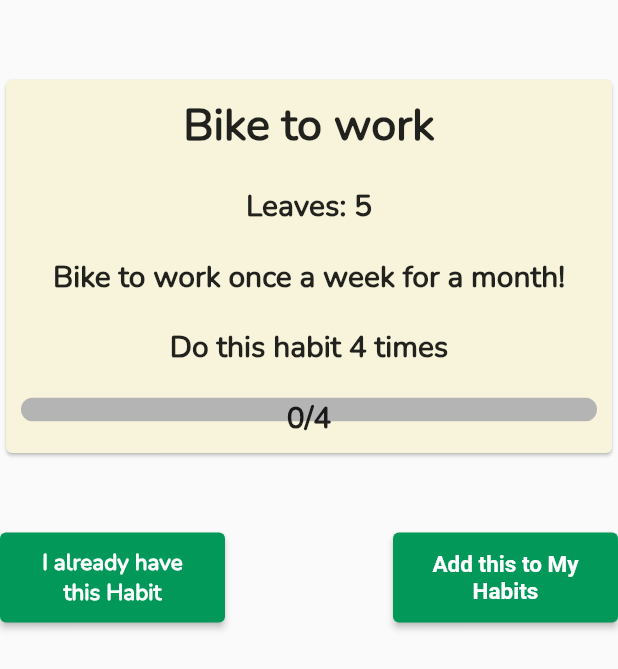
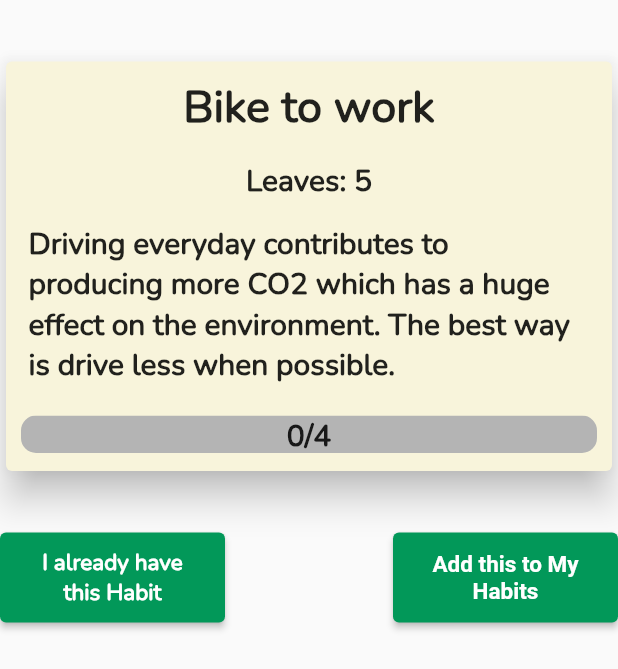
Before and after one commit to csc301-fall-2021/team-project-9-greenpeeps, a Flutter app: the AddHabit widget shown alone on an empty page, opened directly, on a phone screen of 412 x 824 dp. Shown: the top 669 px of the screen. Run offline on Flutter 3.47's test engine with Material 2 defaults, Android fonts, the phone set to English and light mode, and no system bars; our stand-ins replace cloud_firestore, firebase_auth, firebase_core, get, pie_chart; missing offline and left inert: cloud_firestore_web, firebase_auth_web, firebase_core_web; accounts and stored records are empty.

Commit message:
edit progress bar in homescreen add new habit

```diff
--- a/green_peeps_app/lib/homescreen/add_more_habits.dart
+++ b/green_peeps_app/lib/homescreen/add_more_habits.dart
@@ -40,7 +40,7 @@ class _AddHabitState extends State<AddHabit> {
                 Spacer(),
                 Card(
                   color: const Color.fromRGBO(248, 244, 219, 1),
-
+                  elevation: 10,
                   child: Column(
                     children: [
                       Container(
@@ -55,7 +55,7 @@ class _AddHabitState extends State<AddHabit> {
                       ),
                     ),
                       Container(
-                        padding: const EdgeInsets.all(10),
+                        padding: const EdgeInsets.all(5),
                         child: Text(
                           "Leaves: ${widget.points}",
                           textAlign: TextAlign.left,
@@ -66,7 +66,7 @@ class _AddHabitState extends State<AddHabit> {
                         ),
                       ),
                       Container(
-                        padding: const EdgeInsets.all(10),
+                        padding: const EdgeInsets.symmetric(horizontal: 15, vertical: 10),
                         child: Text(
                           widget.info,
                           textAlign: TextAlign.left,
@@ -76,17 +76,17 @@ class _AddHabitState extends State<AddHabit> {
                           ),
                         ),
                       ),
-                      Container(
-                        padding: const EdgeInsets.all(10),
-                        child: Text(
-                            "Do this habit ${widget.amount} times",
-                          textAlign: TextAlign.left,
-                          style: const TextStyle(
-                            fontSize: 20,
-                            fontWeight: FontWeight.bold,
-                          ),
-                        ),
-                      ),
+                      // Container(
+                      //   padding: const EdgeInsets.all(10),
+                      //   child: Text(
+                      //       "Do this habit ${widget.amount} times",
+                      //     textAlign: TextAlign.left,
+                      //     style: const TextStyle(
+                      //       fontSize: 20,
+                      //       fontWeight: FontWeight.bold,
+                      //     ),
+                      //   ),
+                      // ),
                       Container(
                         padding: EdgeInsets.all(10),
                         child: Stack(
@@ -98,7 +98,7 @@ class _AddHabitState extends State<AddHabit> {
                                 backgroundColor: Color.fromRGBO(180, 180, 180, 1),
                                 valueColor: AlwaysStoppedAnimation<Color>(Colors.green),
                                 value: 0.0,
-                                minHeight: 16,
+                                minHeight: 25,
                               ),
                             ),
                             Container(
--- a/green_peeps_app/lib/homescreen/completed_log_habits.dart
+++ b/green_peeps_app/lib/homescreen/completed_log_habits.dart
@@ -68,7 +68,7 @@ class _CompletedLogHabitsState extends State<CompletedLogHabits> {
     return Container(
       padding: EdgeInsets.all(_boxPadding + 5),
       width: double.infinity,
-      // height: 520,
+      // height: 415,
       child: Column(
         children: <Widget>[
           Container(
--- a/green_peeps_app/lib/homescreen/habits_popup.dart
+++ b/green_peeps_app/lib/homescreen/habits_popup.dart
@@ -32,10 +32,7 @@ class _LogHabitPopup extends State<LogHabitPopup> {
         },
         addNew: (){
         _addNewHabit();
-        print(_popupIndex);
-        print(_popupViews.length);
         _nextPage(setState);
-        print(_popupIndex);
         }
     ));
   }
@@ -43,7 +40,7 @@ class _LogHabitPopup extends State<LogHabitPopup> {
 
   void _addNewHabit(){
     _popupViews.add(AddHabit(title: "Bike to work",
-      info: "Bike to work once a week for a month!",
+      info: "Driving everyday contributes to producing more CO2 which has a huge effect on the environment. The best way is drive less when possible.",
       amount: 4,
       points: 5));
   }
```
